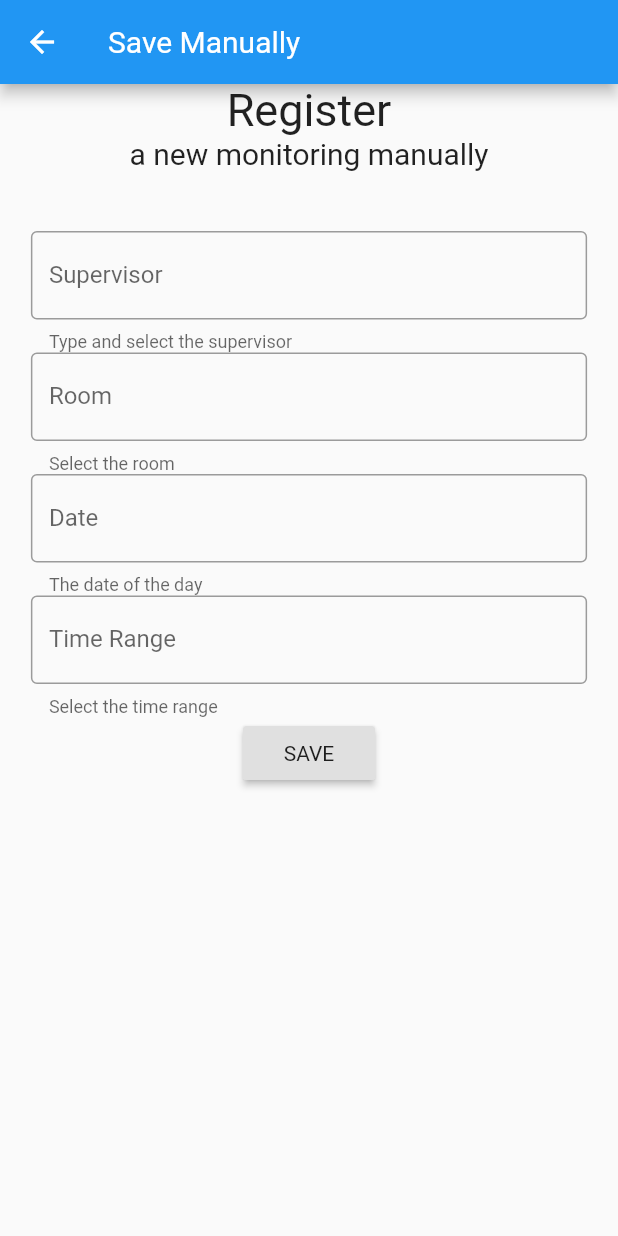
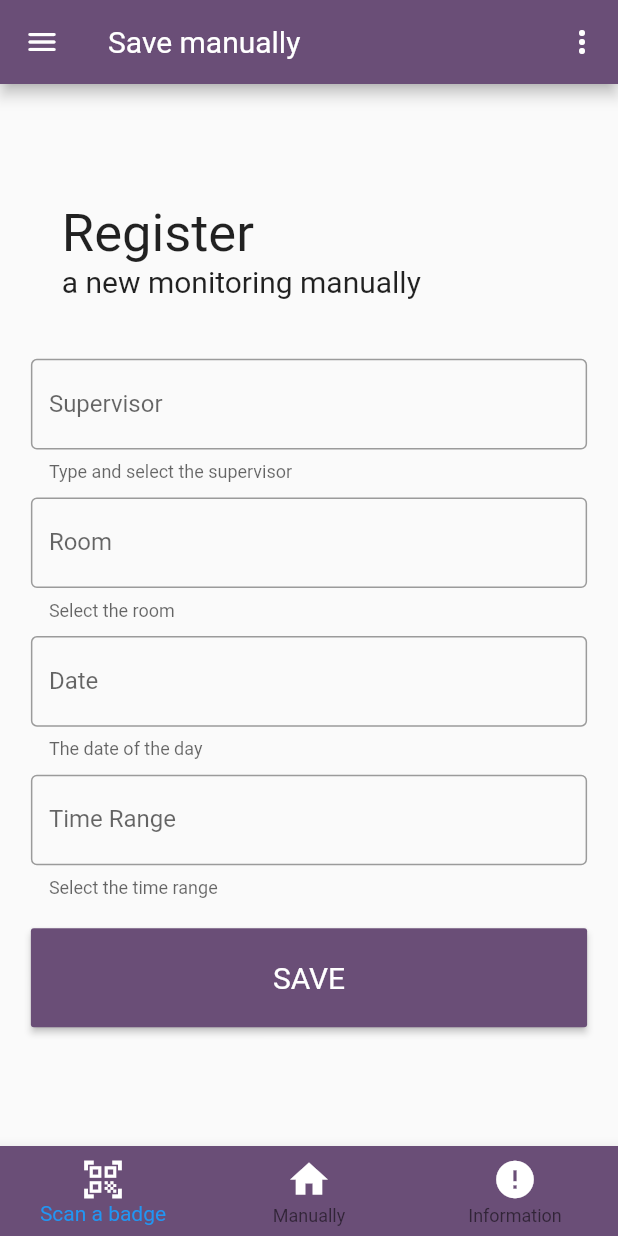
Before and after one commit to DSCUY1/Attendance-check-app-flutter, a Flutter app: the Manually screen opened directly, on a phone screen of 412 x 824 dp. Run offline on Flutter 3.47's test engine with Material 2 defaults, Android fonts, the phone set to English and light mode, and no system bars; Roboto replaces fonts that are missing (Roboto-Regular, Roboto-Rugular, Roboto-Thin); statements that could not run were skipped.

Commit message:
Front manually page OK

```diff
--- a/lib/pages/login.dart
+++ b/lib/pages/login.dart
@@ -37,15 +37,17 @@ class _LoginState extends State<Login> {
     double height = MediaQuery.of(context).size.height;
     double width = MediaQuery.of(context).size.width;
     return Scaffold(
+        // resizeToAvoidBottomInset: false,
         body: Center(
+      child: SingleChildScrollView(
         child: Column(
           children: <Widget>[
             Container(
-            margin: EdgeInsets.only(top: 40),
+              // margin: EdgeInsets.only(top: 0),
               child: Image.asset("assets/images/logo_mini.png"),
             ),
             Container(
-            margin: EdgeInsets.only(top: 60, left: 15),
+              margin: EdgeInsets.only(top: 40, left: 15),
               alignment: Alignment.centerLeft,
               child: Text(
                 "Log in",
@@ -54,7 +56,7 @@ class _LoginState extends State<Login> {
             ),
             Container(
               width: width * 0.9,
-            margin: EdgeInsets.only(top: 40),
+              margin: EdgeInsets.only(top: 20),
               child: TextField(
                 controller: _username,
                 decoration: InputDecoration(
@@ -98,6 +100,7 @@ class _LoginState extends State<Login> {
             )
           ],
         ),
+      ),
     ));
   }
 }
--- a/lib/pages/manually.dart
+++ b/lib/pages/manually.dart
@@ -43,24 +43,73 @@ class _ManuallyState extends State<Manually> {
     double width = MediaQuery.of(context).size.width;
     return Scaffold(
       appBar: AppBar(
-        title: Text("Save Manually"),
+        backgroundColor: Color(0xff6A4E77),
+        leading: IconButton(
+          icon: Icon(Icons.menu_rounded, color: Colors.white),
+        ),
+        title: Text(
+          "Save manually",
+          style: TextStyle(
+            fontFamily: "Roboto-Rugular",
+          ),
+        ),
+        actions: <Widget>[
+          IconButton(
+            color: Colors.white,
+            icon: Icon(Icons.more_vert, color: Colors.white),
+          )
+        ],
+      ),
+      bottomNavigationBar: BottomNavigationBar(
+        backgroundColor: Color(0xff6A4E77),
+        iconSize: 30,
+        items: <BottomNavigationBarItem>[
+          BottomNavigationBarItem(
+            icon: Icon(Icons.qr_code_scanner_outlined, color: Colors.white),
+            label: 'Scan a badge',
+          ),
+          BottomNavigationBarItem(
+            icon: Icon(Icons.home, color: Colors.white),
+            label: 'Manually',
+          ),
+          BottomNavigationBarItem(
+            icon: Icon(Icons.error, color: Colors.white),
+            label: 'Information',
+          ),
+        ],
       ),
       body: Center(
+        child: SingleChildScrollView(
           child: Column(children: <Widget>[
             Container(
+              margin: EdgeInsets.only(
+                left: width * 0.1,
+              ),
+              alignment: Alignment.centerLeft,
               child: Text(
                 "Register",
                 style: TextStyle(
-              fontFamily: "Roboto", fontWeight: FontWeight.w400, fontSize: 30),
-        )),
+                  fontFamily: "Roboto-Regular",
+                  fontSize: 35,
+                ),
+              ),
+            ),
             Container(
+              margin: EdgeInsets.only(
+                left: width * 0.1,
+              ),
+              alignment: Alignment.centerLeft,
               child: Text(
                 "a new monitoring manually",
                 style: TextStyle(
-              fontFamily: "Roboto", fontWeight: FontWeight.w400, fontSize: 20),
-        )),
+                  fontFamily: "Roboto-Thin",
+                  fontSize: 20,
+                ),
+              ),
+            ),
             Container(
               width: width * 0.9,
+              height: height * 0.1,
               margin: EdgeInsets.only(top: 40),
               child: TextField(
                 controller: _supervisor,
@@ -68,53 +117,62 @@ class _ManuallyState extends State<Manually> {
                   border: OutlineInputBorder(),
                   labelText: "Supervisor",
                   helperText: "Type and select the supervisor",
-              suffix: Text('Icon'),
+                  suffix: Icon(Icons.person),
                 ),
               ),
             ),
             Container(
               width: width * 0.9,
-          // margin: EdgeInsets.only(top: 40),
+              height: height * 0.1,
+              margin: EdgeInsets.only(top: 10),
               child: TextField(
                 controller: _room,
                 decoration: InputDecoration(
                   border: OutlineInputBorder(),
                   labelText: "Room",
                   helperText: "Select the room",
-              suffix: Text('Icon'),
+                  suffix: Icon(Icons.room),
                 ),
               ),
             ),
             Container(
               width: width * 0.9,
-          // margin: EdgeInsets.only(top: 40),
+              height: height * 0.1,
+              margin: EdgeInsets.only(top: 10),
               child: TextField(
                 controller: _date,
                 decoration: InputDecoration(
                   border: OutlineInputBorder(),
                   labelText: "Date",
                   helperText: "The date of the day",
-              suffix: Text('Icon'),
+                  suffix: Icon(Icons.date_range),
                 ),
               ),
             ),
             Container(
               width: width * 0.9,
-          // margin: EdgeInsets.only(top: 40),
+              height: height * 0.1,
+              margin: EdgeInsets.only(top: 10),
               child: TextField(
                 controller: _timeRange,
                 decoration: InputDecoration(
                   border: OutlineInputBorder(),
                   labelText: "Time Range",
                   helperText: "Select the time range",
-              suffix: Text('Icon'),
+                  suffix: Icon(Icons.timelapse),
                 ),
               ),
             ),
             Container(
+              margin: EdgeInsets.only(top: 20),
+              width: width * 0.9,
+              height: height * 0.08,
               child: RaisedButton(
+                color: Color(0xff6A4E77),
+                textColor: Colors.white,
                 child: Text(
                   "SAVE",
+                  style: TextStyle(fontFamily: "Roboto-Regular", fontSize: 20),
                 ),
                 onPressed: () {
                   MaterialPageRoute route =
@@ -123,7 +181,9 @@ class _ManuallyState extends State<Manually> {
                 },
               ),
             )
-      ])),
+          ]),
+        ),
+      ),
     );
   }
 }
```
Lines whose indentation alone changed are shown as unchanged.
